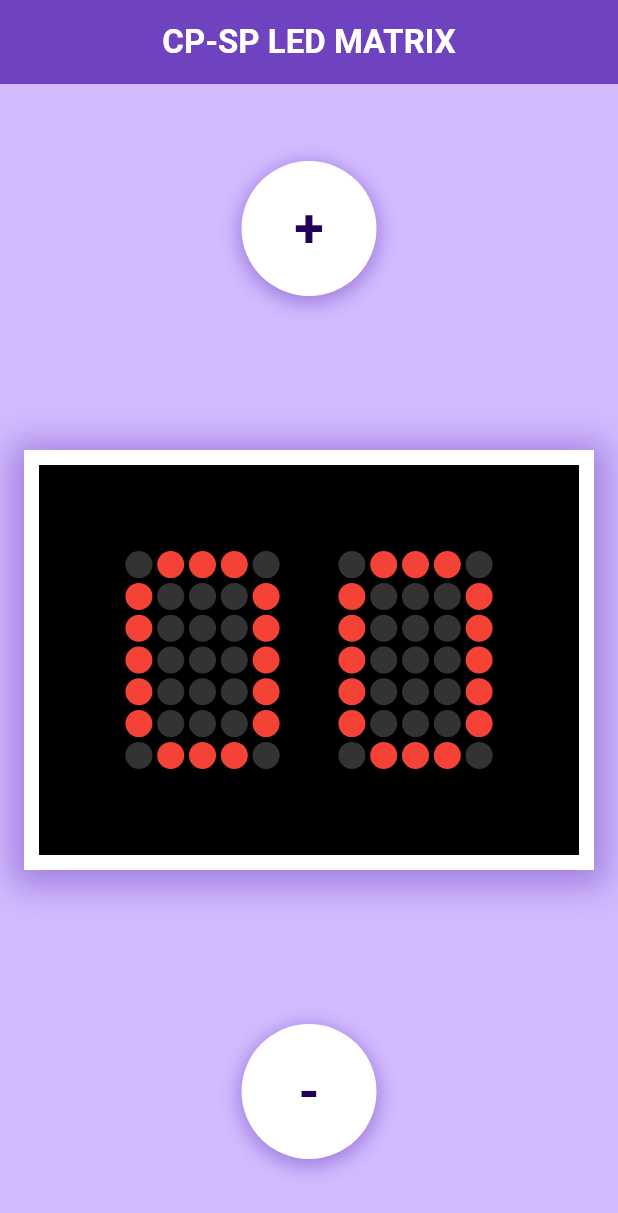
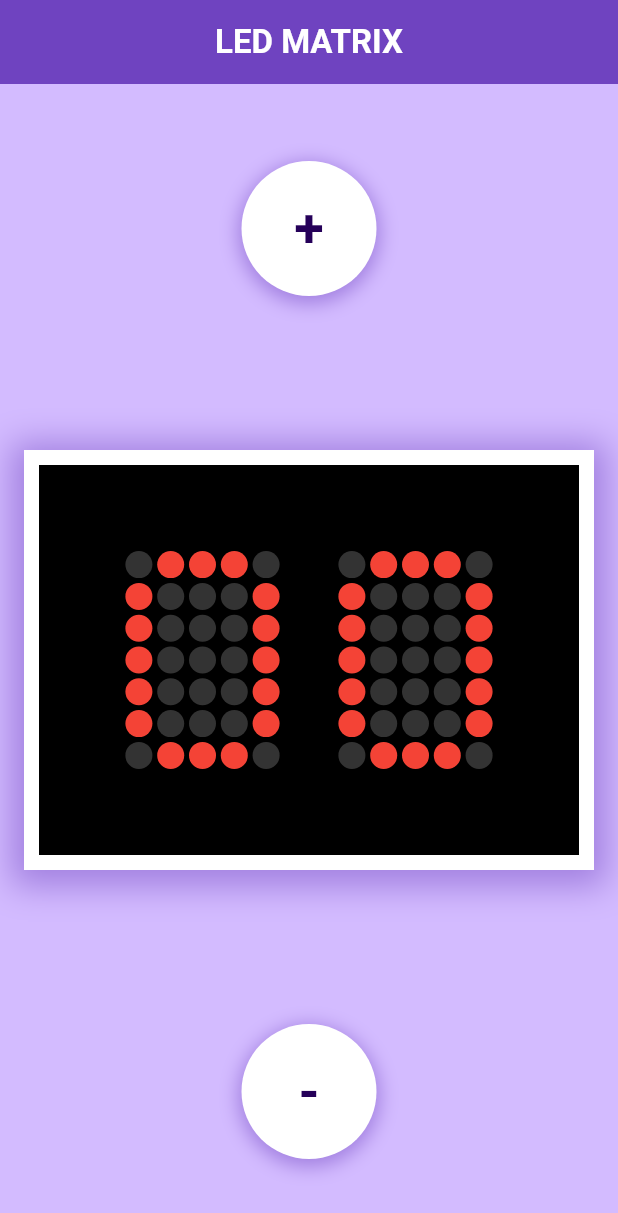
Before and after one commit to MacPom/Homework4, a Flutter app: the screen it shows after launch, on a phone screen of 412 x 824 dp. Shown: the top 1213 px of the screen. Run offline on Flutter 3.47's test engine with Material 3 defaults, Android fonts, the phone set to English and light mode, and no system bars.

```diff
--- a/lib/main.dart
+++ b/lib/main.dart
@@ -17,7 +17,7 @@ class MyApp extends StatelessWidget {
           backgroundColor: const Color(0xFF6F43C0),
           title: const Center(
             child: Text(
-              'CP-SP LED MATRIX',
+              'LED MATRIX',
               style: TextStyle(color: Colors.white, fontWeight: FontWeight.bold),
             ),
           ),
```
